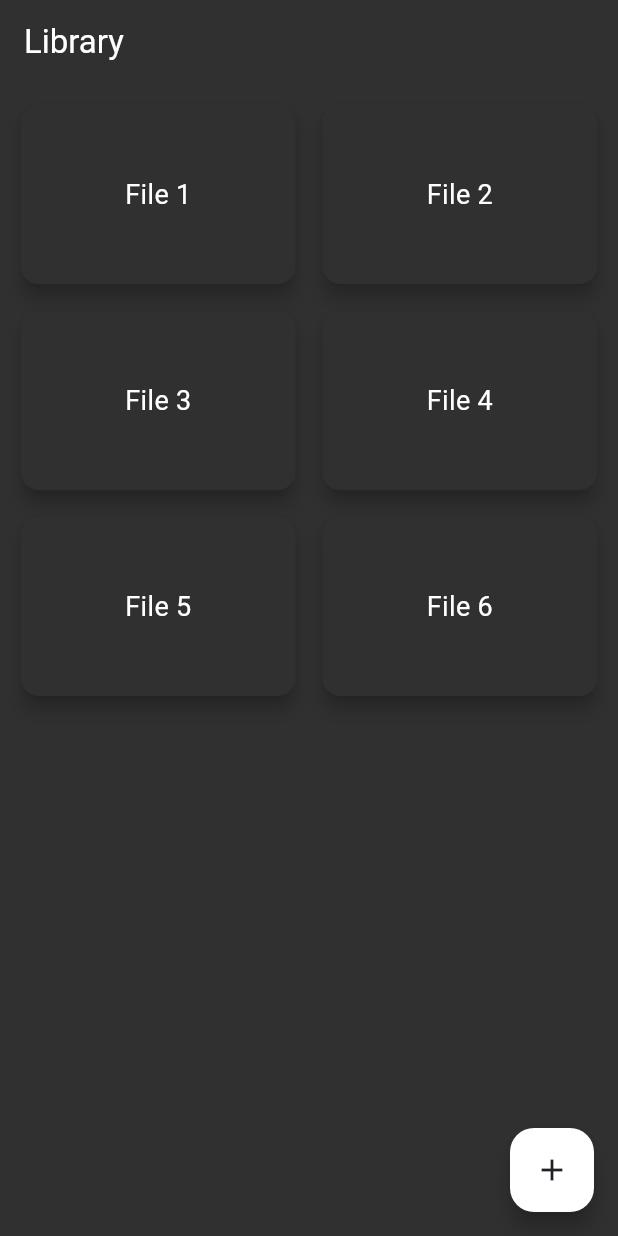
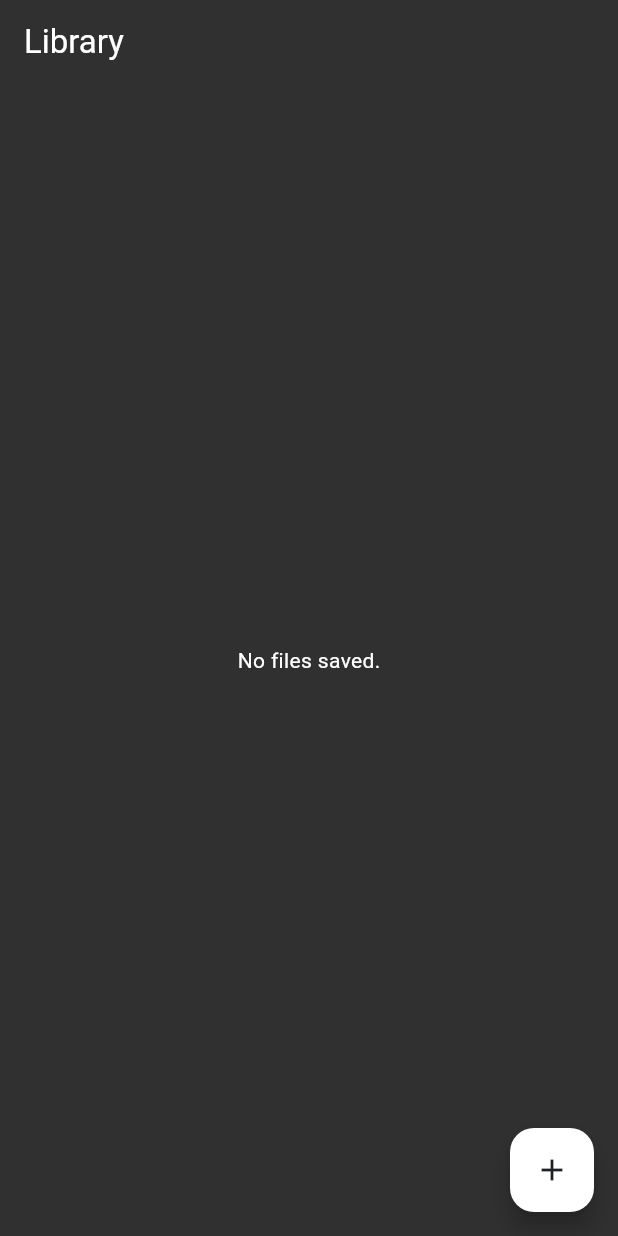
Before and after one commit to wasu-code/Arti, a Flutter app: the screen it shows after launch, on a phone screen of 412 x 824 dp. Run offline on Flutter 3.47's test engine with Material 3 defaults, Android fonts, the phone set to English and light mode, and no system bars; project files that could hold a hidden picture were left out.

Commit message:
files and metadata

```diff
--- a/lib/main.dart
+++ b/lib/main.dart
@@ -1,6 +1,7 @@
 import 'package:flutter/material.dart';
-import 'package:flutter/material.dart';
+import 'package:provider/provider.dart';
 import 'screens/home_screen.dart';
+import 'providers/html_files_provider.dart';
 
 void main() {
   runApp(MyApp());
@@ -11,7 +12,11 @@ class MyApp extends StatelessWidget {
 
   @override
   Widget build(BuildContext context) {
-    return MaterialApp(
+    return MultiProvider(
+        providers: [
+          ChangeNotifierProvider(create: (_) => HtmlFilesProvider()),
+        ],
+        child: MaterialApp(
           title: 'Arti',
           theme: ThemeData(
             colorScheme: ColorScheme(
@@ -33,7 +38,7 @@ class MyApp extends StatelessWidget {
             '/reader': (context) => PlaceholderScreen(title: 'Reader Screen'),
             '/fetch': (context) => PlaceholderScreen(title: 'Fetch Screen'),
           },
-    );
+        ));
   }
 }
 
--- a/lib/models/html_file_metadata.dart
+++ b/lib/models/html_file_metadata.dart
@@ -0,0 +1,54 @@
+class HtmlFileMetadata {
+  final String title;
+  final String description;
+  final String filePath; // Path to the saved HTML file
+  final String coverImagePath; // Path to the cover image (optional)
+  final List<String> categories;
+
+  HtmlFileMetadata({
+    required this.title,
+    required this.description,
+    required this.filePath,
+    required this.coverImagePath,
+    required this.categories,
+  });
+
+  // Convert to a Map for JSON storage
+  Map<String, dynamic> toJson() {
+    return {
+      'title': title,
+      'description': description,
+      'filePath': filePath,
+      'coverImagePath': coverImagePath,
+      'categories': categories,
+    };
+  }
+
+  // Create from a Map
+  factory HtmlFileMetadata.fromJson(Map<String, dynamic> json) {
+    return HtmlFileMetadata(
+      title: json['title'],
+      description: json['description'],
+      filePath: json['filePath'],
+      coverImagePath: json['coverImagePath'],
+      categories: List<String>.from(json['categories']),
+    );
+  }
+
+  // Add copyWith method to clone and modify properties
+  HtmlFileMetadata copyWith({
+    String? title,
+    String? description,
+    String? filePath,
+    String? coverImagePath,
+    List<String>? categories,
+  }) {
+    return HtmlFileMetadata(
+      title: title ?? this.title,
+      description: description ?? this.description,
+      filePath: filePath ?? this.filePath,
+      coverImagePath: coverImagePath ?? this.coverImagePath,
+      categories: categories ?? this.categories,
+    );
+  }
+}
--- a/lib/providers/html_files_provider.dart
+++ b/lib/providers/html_files_provider.dart
@@ -0,0 +1,38 @@
+import 'package:flutter/material.dart';
+import '../models/html_file_metadata.dart';
+import '../services/storage_service.dart';
+
+class HtmlFilesProvider with ChangeNotifier {
+  final StorageService _storageService = StorageService();
+  List<HtmlFileMetadata> _files = [];
+
+  List<HtmlFileMetadata> get files => _files;
+
+  Future<void> loadFiles() async {
+    _files = await _storageService.loadMetadata();
+    notifyListeners();
+  }
+
+  //test (dummy data)
+  // Future<void> loadFiles() async {
+  //   _files = [
+  //     HtmlFileMetadata(
+  //       title: 'Sample File',
+  //       description: 'This is a sample file.',
+  //       filePath: '/path/to/file.html',
+  //       coverImagePath: '',
+  //       categories: ['Sample'],
+  //     )
+  //   ];
+  //   notifyListeners();
+  // }
+
+  Future<void> addFile(HtmlFileMetadata metadata, String content) async {
+    final filePath =
+        await _storageService.saveHtmlFile(metadata.title, content);
+    final newMetadata = metadata.copyWith(filePath: filePath);
+    _files.add(newMetadata);
+    await _storageService.saveMetadata(_files);
+    notifyListeners();
+  }
+}
--- a/lib/screens/home_screen.dart
+++ b/lib/screens/home_screen.dart
@@ -1,13 +1,24 @@
 import 'package:flutter/material.dart';
+import 'package:provider/provider.dart';
+import '../providers/html_files_provider.dart';
+import '../models/html_file_metadata.dart';
 
 class HomeScreen extends StatelessWidget {
-  const HomeScreen({super.key});
-
   @override
   Widget build(BuildContext context) {
     return Scaffold(
       appBar: AppBar(title: Text('Library')),
-      body: GridView.builder(
+      body: FutureBuilder(
+        future: context.read<HtmlFilesProvider>().loadFiles(),
+        builder: (context, snapshot) {
+          if (snapshot.connectionState == ConnectionState.waiting) {
+            return Center(child: CircularProgressIndicator());
+          }
+          final files = context.watch<HtmlFilesProvider>().files;
+          if (files.isEmpty) {
+            return Center(child: Text('No files saved.'));
+          }
+          return GridView.builder(
             padding: const EdgeInsets.all(10.0),
             gridDelegate: SliverGridDelegateWithFixedCrossAxisCount(
               crossAxisCount: 2,
@@ -15,26 +26,41 @@ class HomeScreen extends StatelessWidget {
               crossAxisSpacing: 10.0,
               childAspectRatio: 3 / 2,
             ),
+            itemCount: files.length,
             itemBuilder: (ctx, index) {
+              final file = files[index];
               return GestureDetector(
                 onTap: () {
+                  // Open reader screen with file
                   Navigator.pushNamed(context, '/reader');
                 },
                 child: Card(
                   elevation: 5,
-              child: Center(
-                child: Text(
-                  'File ${index + 1}',
-                  style: TextStyle(fontSize: 18),
+                  child: Column(
+                    mainAxisAlignment: MainAxisAlignment.center,
+                    children: [
+                      Text(
+                        file.title,
+                        style: TextStyle(
+                            fontSize: 18, fontWeight: FontWeight.bold),
                       ),
+                      SizedBox(height: 5),
+                      Text(
+                        file.description,
+                        textAlign: TextAlign.center,
+                        style: TextStyle(fontSize: 14),
+                      ),
+                    ],
                   ),
                 ),
               );
             },
-        itemCount: 6, // Dummy items for now
+          );
+        },
       ),
       floatingActionButton: FloatingActionButton(
         onPressed: () {
+          // Navigate to fetch screen
           Navigator.pushNamed(context, '/fetch');
         },
         child: Icon(Icons.add),
--- a/pubspec.yaml
+++ b/pubspec.yaml
@@ -32,10 +32,13 @@ dependencies:
     sdk: flutter
   http: ^1.2.2
   html: ^0.15.4
+  json_serializable: ^6.9.0
 
   # The following adds the Cupertino Icons font to your application.
   # Use with the CupertinoIcons class for iOS style icons.
   cupertino_icons: ^1.0.8
+  path: ^1.9.0
+  provider: ^6.1.2
 
 dev_dependencies:
   flutter_test:
```
Also changed, not shown: lib/services/storage_service.dart (+54 -0 lines), pubspec.lock. Lines whose indentation alone changed are shown as unchanged.
